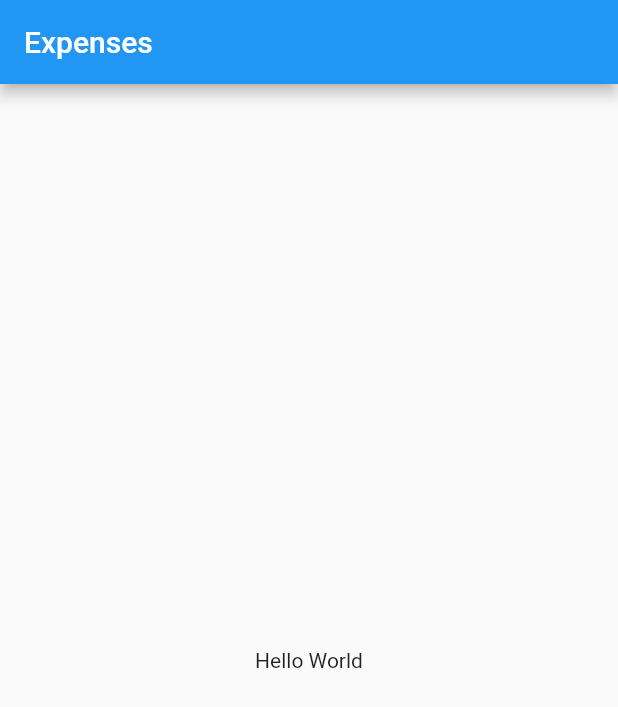
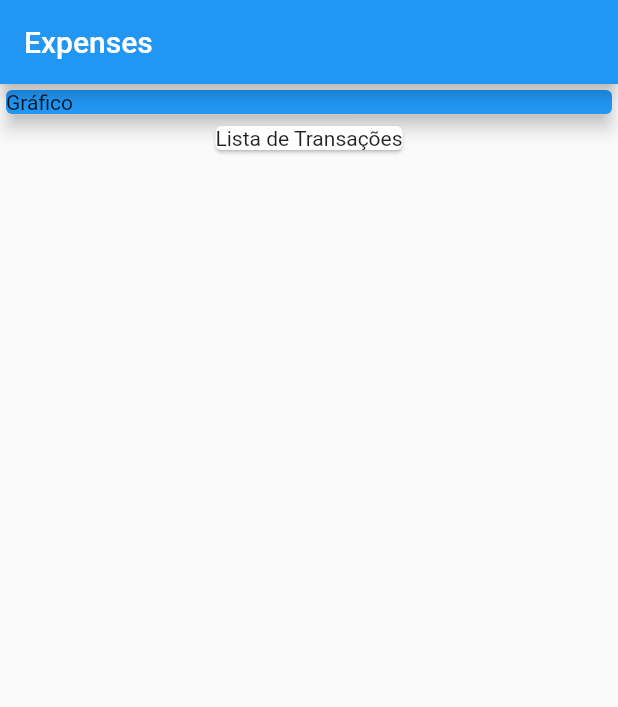
Before and after one commit to CharlesEdu07/ExpensesApp, a Flutter app: the screen it shows after launch, on a phone screen of 412 x 824 dp. Shown: the top 707 px of the screen. Run offline on Flutter 3.47's test engine with Material 2 defaults, Android fonts, the phone set to English and light mode, and no system bars.

Commit message:
Adicionando componente card

```diff
--- a/lib/main.dart
+++ b/lib/main.dart
@@ -19,8 +19,20 @@ class MyHomePage extends StatelessWidget {
       appBar: AppBar(
         title: Text('Expenses'),
       ),
-      body: Center(
-        child: Text('Hello World'),
+      body: Column(
+        children: <Widget>[
+          Container(
+            width: double.infinity,
+            child: Card(
+              child: Text('Gráfico'),
+              elevation: 5,
+              color: Colors.blue,
+            ),
+          ),
+          Card(
+            child: Text('Lista de Transações'),
+          ),
+        ],
       ),
     );
   }
```
